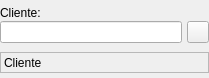
This is bulmages/bulmafact/src/busquedaclientebase.ui in eboladev/Bulmages-1 as Qt 5 draws it before an edit. The edited form follows.
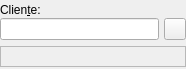
This is the edited form. Icons and pictures are not drawn.

```diff
--- a/bulmages/bulmafact/src/busquedaclientebase.ui
+++ b/bulmages/bulmafact/src/busquedaclientebase.ui
@@ -5,8 +5,8 @@
    <rect>
     <x>0</x>
     <y>0</y>
-    <width>209</width>
-    <height>78</height>
+    <width>186</width>
+    <height>69</height>
    </rect>
   </property>
   <property name="windowTitle" >
@@ -44,7 +44,10 @@
         </size>
        </property>
        <property name="text" >
-        <string>Cliente:</string>
+        <string>Clien&amp;te:</string>
+       </property>
+       <property name="buddy" >
+        <cstring>mui_buscar</cstring>
        </property>
       </widget>
      </item>
@@ -126,7 +129,7 @@
       <enum>QFrame::StyledPanel</enum>
      </property>
      <property name="text" >
-      <string>Cliente</string>
+      <string/>
      </property>
     </widget>
    </item>
```
Left out of the diff: 3 changed lines with no effect on the pictures.
